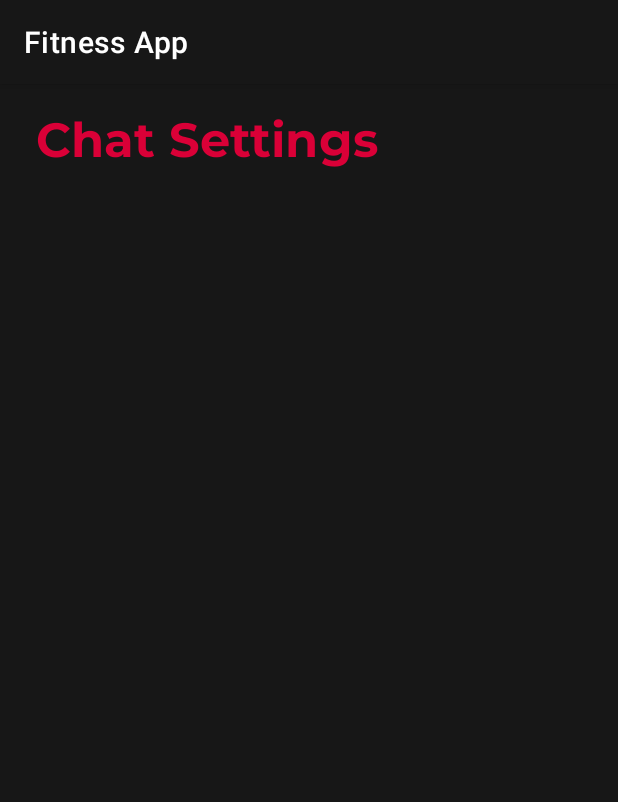
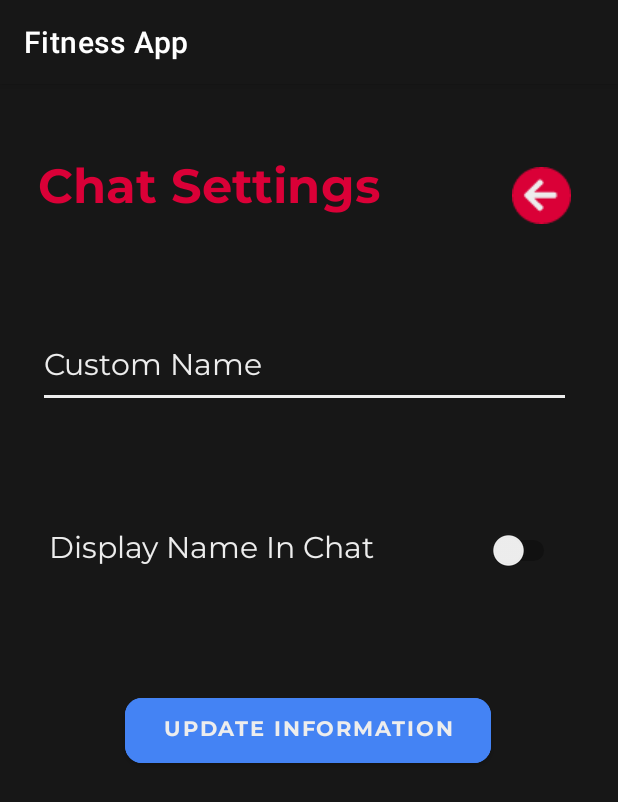
Before and after one commit to AzharMoosa/fitness-guide, an Android app: the ChatSettings screen opened directly, with no data from a screen before it, on a phone screen of 412 x 824 dp. Shown: the top 802 px of the screen. Run offline under Robolectric (Android 15) with nearby library versions, the phone set to English and light mode, and no system bars; network calls fail; 1 statement that could not run was skipped.

Commit message:
Chat Settings Screen

```diff
--- a/app/src/main/java/com/example/fitnessapp/api/ApiInterface.java
+++ b/app/src/main/java/com/example/fitnessapp/api/ApiInterface.java
@@ -47,6 +47,9 @@ public interface ApiInterface {
   @PUT("settings/{id}")
   Call<SettingsData> updateHealthSettings(@Header("x-auth-token") String auth, @Body HealthInfo healthInfo, @Path("id") String id);
 
+  @PUT("settings/{id}")
+  Call<SettingsData> updateChatSettings(@Header("x-auth-token") String auth, @Body ChatInfo chatInfo, @Path("id") String id);
+
   @GET("exercises/type/{type}")
   Call<List<ExerciseData>> getExercisesByType(@Path("type") String type);
 }
--- a/app/src/main/java/com/example/fitnessapp/settings/ChatSettings.java
+++ b/app/src/main/java/com/example/fitnessapp/settings/ChatSettings.java
@@ -1,14 +1,90 @@
 package com.example.fitnessapp.settings;
 
+import static com.example.fitnessapp.auth.Authentication.getToken;
+
+import android.annotation.SuppressLint;
+import android.content.Intent;
 import android.os.Bundle;
+import android.util.Log;
+import android.view.View;
+import android.widget.EditText;
+import android.widget.Switch;
 import androidx.appcompat.app.AppCompatActivity;
+import com.example.fitnessapp.Dashboard;
 import com.example.fitnessapp.R;
+import com.example.fitnessapp.api.ApiUtilities;
+import com.example.fitnessapp.api.ChatInfo;
+import com.example.fitnessapp.api.SettingsData;
+import retrofit2.Call;
+import retrofit2.Callback;
+import retrofit2.Response;
 
 public class ChatSettings extends AppCompatActivity {
+
+  private ChatInfo info;
+  private String settingsID;
+  private EditText customName;
+  @SuppressLint("UseSwitchCompatOrMaterialCode")
+  private Switch displayName;
 
   @Override
   protected void onCreate(Bundle savedInstanceState) {
     super.onCreate(savedInstanceState);
     setContentView(R.layout.activity_chat_settings);
+    ApiUtilities.getApiInterface()
+        .getSettings(getToken(this))
+        .enqueue(
+            new Callback<SettingsData>() {
+              @Override
+              public void onResponse(Call<SettingsData> call, Response<SettingsData> response) {
+                if (response.body() != null) {
+                  settingsID = response.body().getId();
+                  info = response.body().getChatSettings();
+                  setInputs();
+                }
+              }
+
+              @Override
+              public void onFailure(Call<SettingsData> call, Throwable t) {
+                Log.e("Error", t.getMessage());
+              }
+            });
   }
+
+  public void backBtn(View v) {
+    startActivity(new Intent(this, Dashboard.class));
+  }
+
+  private void setInputs() {
+    customName = findViewById(R.id.custom_name);
+    displayName = findViewById(R.id.display_in_chat);
+
+    customName.setText(info.getCustomName());
+    displayName.setChecked(info.getIsVisible());
+  }
+
+  public void updateChatSettings(View v) {
+    ChatInfo updatedInfo = new ChatInfo();
+    updatedInfo.setCustomName(customName.getText().toString());
+    updatedInfo.setIsVisible(displayName.isChecked());
+
+    ApiUtilities.getApiInterface()
+        .updateChatSettings(getToken(this), updatedInfo, settingsID).enqueue(
+        new Callback<SettingsData>() {
+          @Override
+          public void onResponse(Call<SettingsData> call, Response<SettingsData> response) {
+            if (response.body() != null) {
+              info = response.body().getChatSettings();
+              customName.setText(info.getCustomName());
+              displayName.setChecked(info.getIsVisible());
+            }
+          }
+
+          @Override
+          public void onFailure(Call<SettingsData> call, Throwable t) {
+
+          }
+        });
+  }
+
 }
--- a/app/src/main/java/com/example/fitnessapp/settings/HealthInformation.java
+++ b/app/src/main/java/com/example/fitnessapp/settings/HealthInformation.java
@@ -89,7 +89,6 @@ public class HealthInformation extends AppCompatActivity {
               @Override
               public void onResponse(Call<SettingsData> call, Response<SettingsData> response) {
                 if (response.body() != null) {
-                  Log.e("s", response.body().getHealthInformation().getHeight().toString());
                   info = response.body().getHealthInformation();
                   dobInput.setText(info.getDateOfBirth());
                   genderInput.setText(info.getGender());
--- a/app/src/main/res/layout/activity_chat_settings.xml
+++ b/app/src/main/res/layout/activity_chat_settings.xml
@@ -7,6 +7,56 @@
   android:background="@color/primary_bg"
   tools:context=".settings.ChatSettings">
 
+  <Button
+    android:id="@+id/update_user_btn3"
+    android:layout_width="244dp"
+    android:layout_height="55dp"
+    android:backgroundTint="@color/blue"
+    android:fontFamily="@font/montserrat_bold"
+    android:onClick="updateChatSettings"
+    android:text="Update Information"
+    android:textColor="@color/primary_text"
+    app:cornerRadius="11dp"
+    app:layout_constraintBottom_toBottomOf="parent"
+    app:layout_constraintEnd_toEndOf="parent"
+    app:layout_constraintHorizontal_bias="0.497"
+    app:layout_constraintStart_toStartOf="parent"
+    app:layout_constraintTop_toTopOf="parent"
+    app:layout_constraintVertical_bias="0.566" />
+  <EditText
+    android:id="@+id/custom_name"
+    android:layout_width="355dp"
+    android:layout_height="53dp"
+    android:backgroundTint="@color/primary_text"
+    android:ems="10"
+    android:fontFamily="@font/montserrat"
+    android:hint="Custom Name"
+    android:inputType="textPersonName"
+    android:textColor="@color/primary_text"
+    android:textColorHint="@color/primary_text"
+    android:textSize="20sp"
+    app:layout_constraintBottom_toBottomOf="parent"
+    app:layout_constraintEnd_toEndOf="parent"
+    app:layout_constraintHorizontal_bias="0.446"
+    app:layout_constraintStart_toStartOf="parent"
+    app:layout_constraintTop_toTopOf="parent"
+    app:layout_constraintVertical_bias="0.228" />
+  <Switch
+    android:id="@+id/display_in_chat"
+    android:layout_width="355dp"
+    android:layout_height="69dp"
+    android:paddingLeft="7sp"
+    android:paddingRight="7sp"
+    android:fontFamily="@font/montserrat"
+    android:text="Display Name In Chat"
+    android:textColor="@color/primary_text"
+    android:textSize="20sp"
+    app:layout_constraintBottom_toBottomOf="parent"
+    app:layout_constraintEnd_toEndOf="parent"
+    app:layout_constraintHorizontal_bias="0.446"
+    app:layout_constraintStart_toStartOf="parent"
+    app:layout_constraintTop_toTopOf="parent"
+    app:layout_constraintVertical_bias="0.395" />
   <TextView
     android:id="@+id/textView15"
     android:layout_width="wrap_content"
@@ -17,8 +67,22 @@
     android:textSize="32sp"
     app:layout_constraintBottom_toBottomOf="parent"
     app:layout_constraintEnd_toEndOf="parent"
-    app:layout_constraintHorizontal_bias="0.131"
+    app:layout_constraintHorizontal_bias="0.136"
     app:layout_constraintStart_toStartOf="parent"
     app:layout_constraintTop_toTopOf="parent"
-    app:layout_constraintVertical_bias="0.023" />
+    app:layout_constraintVertical_bias="0.066" />
+  <ImageButton
+    android:id="@+id/imageButton5"
+    android:layout_width="wrap_content"
+    android:layout_height="wrap_content"
+    android:layout_marginTop="4sp"
+    android:background="@null"
+    android:onClick="backBtn"
+    app:layout_constraintBottom_toBottomOf="parent"
+    app:layout_constraintEnd_toEndOf="parent"
+    app:layout_constraintHorizontal_bias="0.916"
+    app:layout_constraintStart_toStartOf="parent"
+    app:layout_constraintTop_toTopOf="parent"
+    app:layout_constraintVertical_bias="0.071"
+    app:srcCompat="@drawable/back_btn" />
 </androidx.constraintlayout.widget.ConstraintLayout>
```
